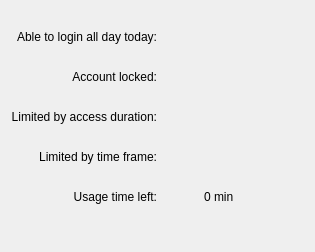
This is app/ui/status.ui in timekpr/clepsydra as Qt 5 draws it before an edit. The edited form follows.
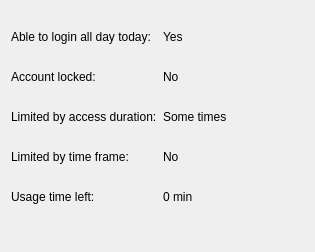
This is the edited form.

Commit message: LAF improments to status tab.

What changed in the file:
```diff
--- a/app/ui/status.ui
+++ b/app/ui/status.ui
@@ -48,7 +48,7 @@
       <string>Able to login all day today:</string>
      </property>
      <property name="alignment">
-      <set>Qt::AlignRight|Qt::AlignTrailing|Qt::AlignVCenter</set>
+      <set>Qt::AlignLeading|Qt::AlignLeft|Qt::AlignVCenter</set>
      </property>
     </widget>
    </item>
@@ -67,7 +67,7 @@
       <string>Account locked:</string>
      </property>
      <property name="alignment">
-      <set>Qt::AlignRight|Qt::AlignTrailing|Qt::AlignVCenter</set>
+      <set>Qt::AlignLeading|Qt::AlignLeft|Qt::AlignVCenter</set>
      </property>
     </widget>
    </item>
@@ -86,7 +86,7 @@
       <string>Limited by access duration:</string>
      </property>
      <property name="alignment">
-      <set>Qt::AlignRight|Qt::AlignTrailing|Qt::AlignVCenter</set>
+      <set>Qt::AlignLeading|Qt::AlignLeft|Qt::AlignVCenter</set>
      </property>
     </widget>
    </item>
@@ -105,7 +105,7 @@
       <string>Limited by time frame:</string>
      </property>
      <property name="alignment">
-      <set>Qt::AlignRight|Qt::AlignTrailing|Qt::AlignVCenter</set>
+      <set>Qt::AlignLeading|Qt::AlignLeft|Qt::AlignVCenter</set>
      </property>
     </widget>
    </item>
@@ -124,22 +124,25 @@
       <string>Usage time left:</string>
      </property>
      <property name="alignment">
-      <set>Qt::AlignRight|Qt::AlignTrailing|Qt::AlignVCenter</set>
+      <set>Qt::AlignLeading|Qt::AlignLeft|Qt::AlignVCenter</set>
      </property>
     </widget>
    </item>
-   <item row="10" column="2">
-    <widget class="QLabel" name="lbTimeLeftStatus">
-     <property name="minimumSize">
+   <item row="3" column="0">
+    <spacer name="verticalSpacer_3">
+     <property name="orientation">
+      <enum>Qt::Vertical</enum>
+     </property>
+     <property name="sizeType">
+      <enum>QSizePolicy::Fixed</enum>
+     </property>
+     <property name="sizeHint" stdset="0">
       <size>
-       <width>100</width>
-       <height>0</height>
+       <width>5</width>
+       <height>10</height>
       </size>
      </property>
-     <property name="text">
-      <string>0 min</string>
-     </property>
-    </widget>
+    </spacer>
    </item>
    <item row="11" column="0" colspan="3">
     <spacer name="verticalSpacer">
@@ -218,21 +221,55 @@
      </property>
     </spacer>
    </item>
+   <item row="6" column="1">
+    <widget class="QLabel" name="lbLimitedByAccessDuration">
+     <property name="text">
+      <string>Some times</string>
+     </property>
+     <property name="textFormat">
+      <enum>Qt::LogText</enum>
+     </property>
+     <property name="alignment">
+      <set>Qt::AlignLeading|Qt::AlignLeft|Qt::AlignVCenter</set>
+     </property>
+    </widget>
+   </item>
+   <item row="4" column="1">
+    <widget class="QLabel" name="lbAccountlocked">
+     <property name="text">
+      <string>No</string>
+     </property>
+     <property name="alignment">
+      <set>Qt::AlignLeading|Qt::AlignLeft|Qt::AlignVCenter</set>
+     </property>
+    </widget>
+   </item>
+   <item row="1" column="1">
+    <widget class="QLabel" name="lbAbleToLoginAllDayToday">
+     <property name="text">
+      <string>Yes</string>
+     </property>
+    </widget>
+   </item>
    <item row="8" column="1">
-    <spacer name="horizontalSpacer">
-     <property name="orientation">
-      <enum>Qt::Horizontal</enum>
+    <widget class="QLabel" name="lbLimitedByTimeFrame">
+     <property name="text">
+      <string>No</string>
      </property>
-     <property name="sizeType">
-      <enum>QSizePolicy::Fixed</enum>
-     </property>
-     <property name="sizeHint" stdset="0">
+    </widget>
+   </item>
+   <item row="10" column="1">
+    <widget class="QLabel" name="lbTimeLeftStatus">
+     <property name="minimumSize">
       <size>
-       <width>5</width>
-       <height>5</height>
+       <width>100</width>
+       <height>0</height>
       </size>
      </property>
-    </spacer>
+     <property name="text">
+      <string>0 min</string>
+     </property>
+    </widget>
    </item>
   </layout>
  </widget>
```
Left out of the diff: 16 changed lines with no effect on the pictures. The commit also changes 1 other file.
